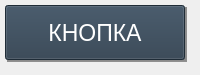
Qt form Grafika/buttonstyled.ui (tomyqg/topaz-m) before a commit.
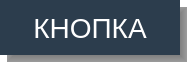
The same form after that commit.

```diff
--- a/Grafika/buttonstyled.ui
+++ b/Grafika/buttonstyled.ui
@@ -6,37 +6,91 @@
    <rect>
     <x>0</x>
     <y>0</y>
-    <width>200</width>
-    <height>75</height>
+    <width>192</width>
+    <height>64</height>
    </rect>
   </property>
   <property name="windowTitle">
    <string>Form</string>
   </property>
+  <property name="styleSheet">
+   <string notr="true">background-color: rgba(255, 255, 255, 0);</string>
+  </property>
+  <layout class="QVBoxLayout" name="verticalLayout">
+   <property name="spacing">
+    <number>0</number>
+   </property>
+   <property name="leftMargin">
+    <number>0</number>
+   </property>
+   <property name="topMargin">
+    <number>0</number>
+   </property>
+   <property name="rightMargin">
+    <number>0</number>
+   </property>
+   <property name="bottomMargin">
+    <number>0</number>
+   </property>
+   <item>
+    <widget class="QFrame" name="frame">
+     <property name="frameShape">
+      <enum>QFrame::NoFrame</enum>
+     </property>
+     <property name="frameShadow">
+      <enum>QFrame::Raised</enum>
+     </property>
+     <widget class="QWidget" name="shadow" native="true">
+      <property name="geometry">
+       <rect>
+        <x>7</x>
+        <y>7</y>
+        <width>180</width>
+        <height>55</height>
+       </rect>
+      </property>
+      <property name="styleSheet">
+       <string notr="true">background-color: rgba(0, 0, 0, 100);
+border-right:15px solid qlineargradient(spread:pad, x1:0, y1:0, x2:1, y2:0, stop:0 rgba(0, 0, 0, 100), stop:1 rgba(0, 0, 0, 0));
+border-bottom:15px solid qlineargradient(spread:pad, x1:0, y1:0, x2:0, y2:1, stop:0 rgba(0, 0, 0, 100), stop:1 rgba(0, 0, 0, 0));
+border-left:15px solid qlineargradient(spread:pad, x1:1, y1:0, x2:0, y2:0, stop:0 rgba(0, 0, 0, 100), stop:1 rgba(0, 0, 0, 0));
+border-top:15px solid qlineargradient(spread:pad, x1:0, y1:1, x2:0, y2:0, stop:0 rgba(0, 0, 0, 100), stop:1 rgba(0, 0, 0, 0));
+background-clip:padding;</string>
+      </property>
+     </widget>
   <widget class="QPushButton" name="button">
    <property name="geometry">
     <rect>
-     <x>5</x>
-     <y>5</y>
+        <x>0</x>
+        <y>0</y>
      <width>180</width>
      <height>55</height>
     </rect>
    </property>
+      <property name="sizePolicy">
+       <sizepolicy hsizetype="Preferred" vsizetype="Preferred">
+        <horstretch>0</horstretch>
+        <verstretch>0</verstretch>
+       </sizepolicy>
+      </property>
    <property name="minimumSize">
     <size>
-     <width>180</width>
-     <height>55</height>
+        <width>0</width>
+        <height>0</height>
     </size>
    </property>
    <property name="font">
     <font>
-     <pointsize>17</pointsize>
-    </font>
-   </property>
+        <pointsize>21</pointsize>
+       </font>
+      </property>
+      <property name="mouseTracking">
+       <bool>true</bool>
+      </property>
    <property name="styleSheet">
     <string notr="true">color: rgb(255, 255, 255);
 background-color: #2c3d4d;
-borde: 0px solid rgba(255, 255, 255, 0);</string>
+border: 0px solid rgba(255, 255, 255, 0);</string>
    </property>
    <property name="text">
     <string>КНОПКА</string>
@@ -51,26 +105,9 @@
     <bool>false</bool>
    </property>
   </widget>
-  <widget class="QWidget" name="shadow" native="true">
-   <property name="geometry">
-    <rect>
-     <x>7</x>
-     <y>7</y>
-     <width>180</width>
-     <height>55</height>
-    </rect>
-   </property>
-   <property name="styleSheet">
-    <string notr="true">background-color: rgba(0, 0, 0, 100);
-border-right:15px solid qlineargradient(spread:pad, x1:0, y1:0, x2:1, y2:0, stop:0 rgba(0, 0, 0, 100), stop:1 rgba(255, 255, 255, 0));
-border-bottom:15px solid qlineargradient(spread:pad, x1:0, y1:0, x2:0, y2:1, stop:0 rgba(0, 0, 0, 100), stop:1 rgba(255, 255, 255, 0));
-border-left:15px solid qlineargradient(spread:pad, x1:1, y1:0, x2:0, y2:0, stop:0 rgba(0, 0, 0, 100), stop:1 rgba(255, 255, 255, 0));
-border-top:15px solid qlineargradient(spread:pad, x1:0, y1:1, x2:0, y2:0, stop:0 rgba(0, 0, 0, 100), stop:1 rgba(255, 255, 255, 0));
-background-clip:padding;</string>
-   </property>
-  </widget>
-  <zorder>shadow</zorder>
-  <zorder>button</zorder>
+    </widget>
+   </item>
+  </layout>
  </widget>
  <resources/>
  <connections/>
```
Lines whose indentation alone changed are shown as unchanged.
